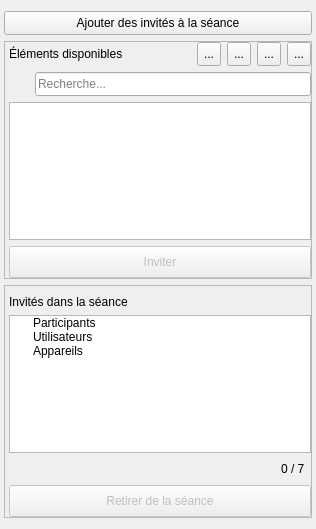
Old version of the form client/src/widgets/SessionInviteWidget.ui in the repository introlab/openteraplus.
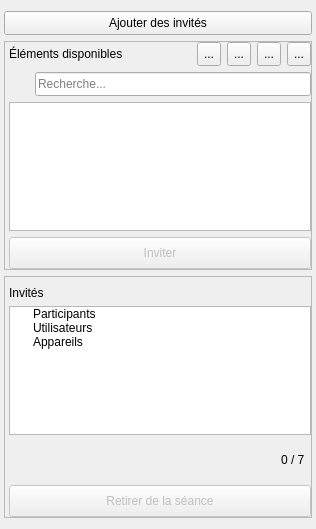
New version of the form. Icons and pictures are not drawn.

Patch:
```diff
--- a/client/src/widgets/SessionInviteWidget.ui
+++ b/client/src/widgets/SessionInviteWidget.ui
@@ -36,7 +36,7 @@
       <cursorShape>PointingHandCursor</cursorShape>
      </property>
      <property name="text">
-      <string>Ajouter des invités à la séance</string>
+      <string>Ajouter des invités</string>
      </property>
      <property name="icon">
       <iconset resource="../../resources/TeraClient.qrc">
@@ -386,7 +386,7 @@
       <item>
        <widget class="QLabel" name="lblInvitees">
         <property name="text">
-         <string>Invités dans la séance</string>
+         <string>Invités</string>
         </property>
        </widget>
       </item>
@@ -454,6 +454,7 @@
        </widget>
       </item>
       <item>
+       <widget class="QFrame" name="frameCount">
        <layout class="QHBoxLayout" name="horizontalLayout_3">
         <property name="rightMargin">
          <number>6</number>
@@ -479,6 +480,7 @@
          </widget>
         </item>
        </layout>
+       </widget>
       </item>
       <item>
        <widget class="QPushButton" name="btnRemove">
```
Left out of the diff: 24 changed lines with no effect on the pictures. Lines whose indentation alone changed are shown as unchanged.
